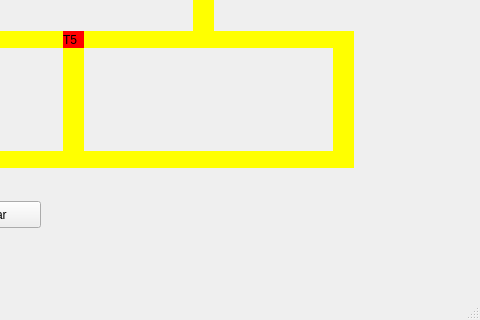
The window that mainwindow.ui (phbragam/Trains) describes before a commit, drawn with Qt 5; both pictures show x 517 to 997 and y 126 to 446 of the 997 by 446 pixel window.
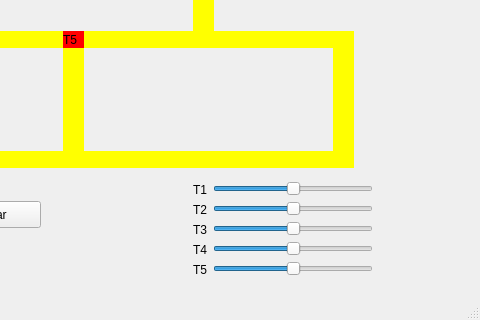
The same window after the commit.

Commit message: Sliders para controlar as velocidades dos trens

Diff of the .ui file:
```diff
--- a/mainwindow.ui
+++ b/mainwindow.ui
@@ -13,6 +13,9 @@
   <property name="windowTitle">
    <string>MainWindow</string>
   </property>
+  <property name="layoutDirection">
+   <enum>Qt::LeftToRight</enum>
+  </property>
   <widget class="QWidget" name="centralWidget">
    <widget class="QLabel" name="label_trem1">
     <property name="geometry">
@@ -395,6 +398,187 @@
      <string>T5</string>
     </property>
    </widget>
+   <widget class="QSlider" name="horizontalSlider">
+    <property name="geometry">
+     <rect>
+      <x>730</x>
+      <y>290</y>
+      <width>160</width>
+      <height>16</height>
+     </rect>
+    </property>
+    <property name="minimum">
+     <number>50</number>
+    </property>
+    <property name="maximum">
+     <number>200</number>
+    </property>
+    <property name="value">
+     <number>125</number>
+    </property>
+    <property name="orientation">
+     <enum>Qt::Horizontal</enum>
+    </property>
+    <property name="invertedAppearance">
+     <bool>false</bool>
+    </property>
+    <property name="invertedControls">
+     <bool>false</bool>
+    </property>
+   </widget>
+   <widget class="QSlider" name="horizontalSlider_2">
+    <property name="geometry">
+     <rect>
+      <x>730</x>
+      <y>310</y>
+      <width>160</width>
+      <height>16</height>
+     </rect>
+    </property>
+    <property name="minimum">
+     <number>50</number>
+    </property>
+    <property name="maximum">
+     <number>200</number>
+    </property>
+    <property name="value">
+     <number>125</number>
+    </property>
+    <property name="orientation">
+     <enum>Qt::Horizontal</enum>
+    </property>
+   </widget>
+   <widget class="QSlider" name="horizontalSlider_3">
+    <property name="geometry">
+     <rect>
+      <x>730</x>
+      <y>330</y>
+      <width>160</width>
+      <height>16</height>
+     </rect>
+    </property>
+    <property name="minimum">
+     <number>50</number>
+    </property>
+    <property name="maximum">
+     <number>200</number>
+    </property>
+    <property name="value">
+     <number>125</number>
+    </property>
+    <property name="orientation">
+     <enum>Qt::Horizontal</enum>
+    </property>
+   </widget>
+   <widget class="QSlider" name="horizontalSlider_4">
+    <property name="geometry">
+     <rect>
+      <x>730</x>
+      <y>350</y>
+      <width>160</width>
+      <height>16</height>
+     </rect>
+    </property>
+    <property name="minimum">
+     <number>50</number>
+    </property>
+    <property name="maximum">
+     <number>200</number>
+    </property>
+    <property name="value">
+     <number>125</number>
+    </property>
+    <property name="orientation">
+     <enum>Qt::Horizontal</enum>
+    </property>
+   </widget>
+   <widget class="QSlider" name="horizontalSlider_5">
+    <property name="geometry">
+     <rect>
+      <x>730</x>
+      <y>370</y>
+      <width>160</width>
+      <height>16</height>
+     </rect>
+    </property>
+    <property name="minimum">
+     <number>50</number>
+    </property>
+    <property name="maximum">
+     <number>200</number>
+    </property>
+    <property name="value">
+     <number>125</number>
+    </property>
+    <property name="orientation">
+     <enum>Qt::Horizontal</enum>
+    </property>
+   </widget>
+   <widget class="QLabel" name="label">
+    <property name="geometry">
+     <rect>
+      <x>710</x>
+      <y>290</y>
+      <width>21</width>
+      <height>17</height>
+     </rect>
+    </property>
+    <property name="text">
+     <string>T1</string>
+    </property>
+   </widget>
+   <widget class="QLabel" name="label_2">
+    <property name="geometry">
+     <rect>
+      <x>710</x>
+      <y>310</y>
+      <width>21</width>
+      <height>17</height>
+     </rect>
+    </property>
+    <property name="text">
+     <string>T2</string>
+    </property>
+   </widget>
+   <widget class="QLabel" name="label_3">
+    <property name="geometry">
+     <rect>
+      <x>710</x>
+      <y>330</y>
+      <width>21</width>
+      <height>17</height>
+     </rect>
+    </property>
+    <property name="text">
+     <string>T3</string>
+    </property>
+   </widget>
+   <widget class="QLabel" name="label_4">
+    <property name="geometry">
+     <rect>
+      <x>710</x>
+      <y>350</y>
+      <width>21</width>
+      <height>17</height>
+     </rect>
+    </property>
+    <property name="text">
+     <string>T4</string>
+    </property>
+   </widget>
+   <widget class="QLabel" name="label_5">
+    <property name="geometry">
+     <rect>
+      <x>710</x>
+      <y>370</y>
+      <width>21</width>
+      <height>17</height>
+     </rect>
+    </property>
+    <property name="text">
+     <string>T5</string>
+    </property>
+   </widget>
    <zorder>label_trilho3_4</zorder>
    <zorder>label_trilho1_5</zorder>
    <zorder>label_trilho2</zorder>
```
Left out of the diff: 10 changed lines with no effect on the pictures. The commit also changes 4 other files.
